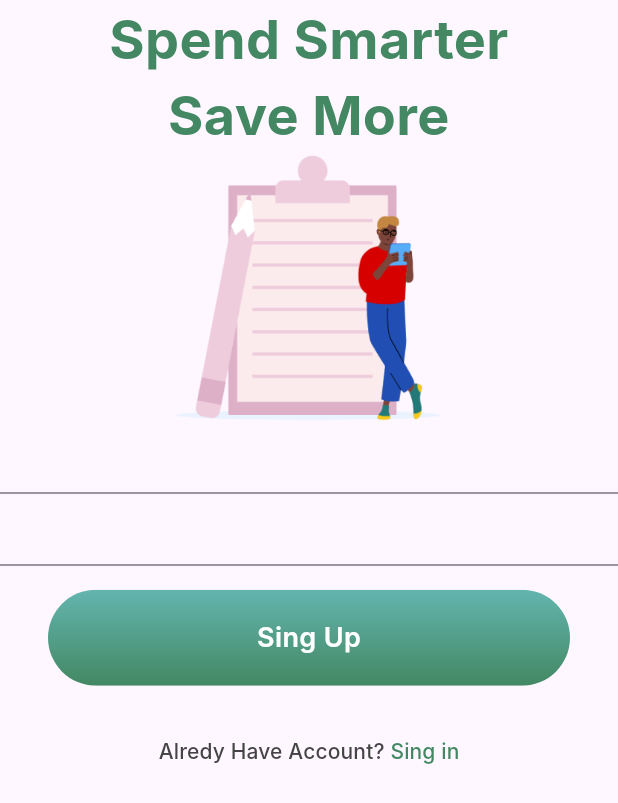
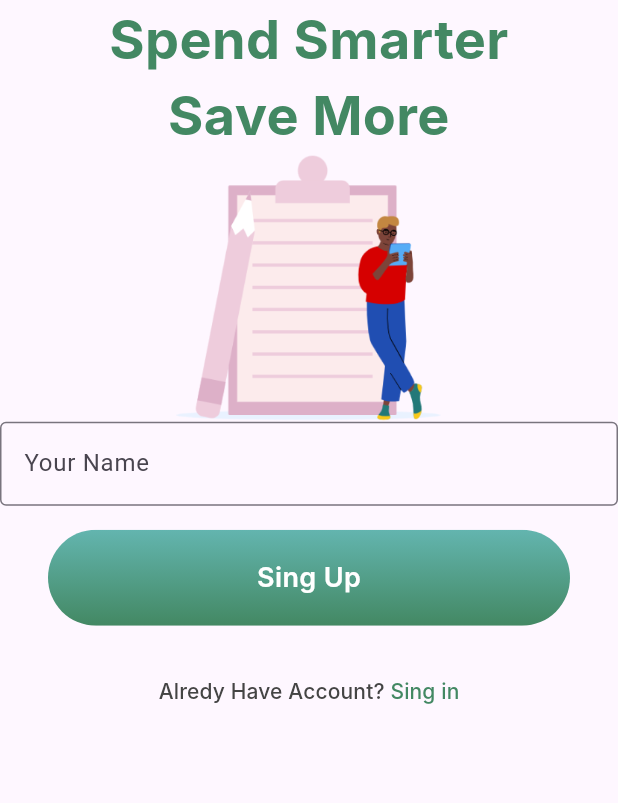
Before and after one commit to RicardoVolk/investapp, a Flutter app: the screen it shows after launch, on a phone screen of 412 x 824 dp. Shown: the top 803 px of the screen. Run offline on Flutter 3.47's test engine with Material 3 defaults, Android fonts, the phone set to English and light mode, and no system bars; Roboto replaces fonts that are missing (Inter).

```diff
--- a/financy_app/lib/app.dart
+++ b/financy_app/lib/app.dart
@@ -8,6 +8,7 @@ class App extends StatelessWidget {
   @override
   Widget build(BuildContext context) {
     return const MaterialApp(
+      // theme: defautTheme,
       home: SingUpPage(),
     );
   }
--- /dev/null
+++ b/financy_app/lib/common/themes/defaut_theme.dart
@@ -0,0 +1,9 @@
+import 'package:flutter/material.dart';
+
+final defautTheme = ThemeData(
+  inputDecorationTheme: const InputDecorationTheme(
+    focusedBorder: OutlineInputBorder(
+      borderSide: BorderSide(color: Colors.green),
+    ),
+  ),
+);
--- a/financy_app/lib/features/sing_up/sing_up_page.dart
+++ b/financy_app/lib/features/sing_up/sing_up_page.dart
@@ -26,11 +26,19 @@ class SingUpPage extends StatelessWidget {
             style: AppTextStyles.mediumText
                 .copyWith(color: AppColors.greelightTwo),
           ),
-          Expanded(
-            child: Image.asset('assets/images/sign_up_image.png'),
+          Image.asset('assets/images/sign_up_image.png'),
+          Form(
+            child: Column(
+              children: [
+                TextFormField(
+                  decoration: const InputDecoration(
+                    labelText: 'Your Name',
+                    border: OutlineInputBorder(),
+                  ),
+                ),
+              ],
+            ),
           ),
-          TextFormField(),
-          const TextField(),
           Padding(
             padding: const EdgeInsets.only(
               left: 32.0,
```
